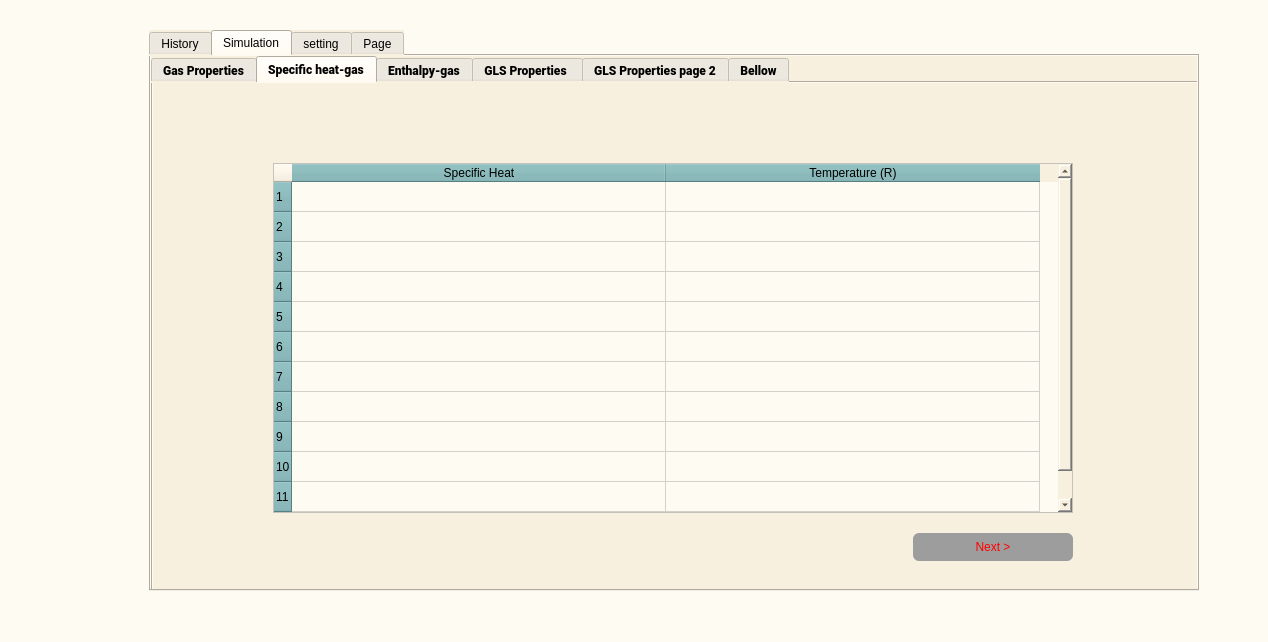
Qt form front/Apps.ui (sajadghandehari/Design-ejector-simulation-software) before a commit.
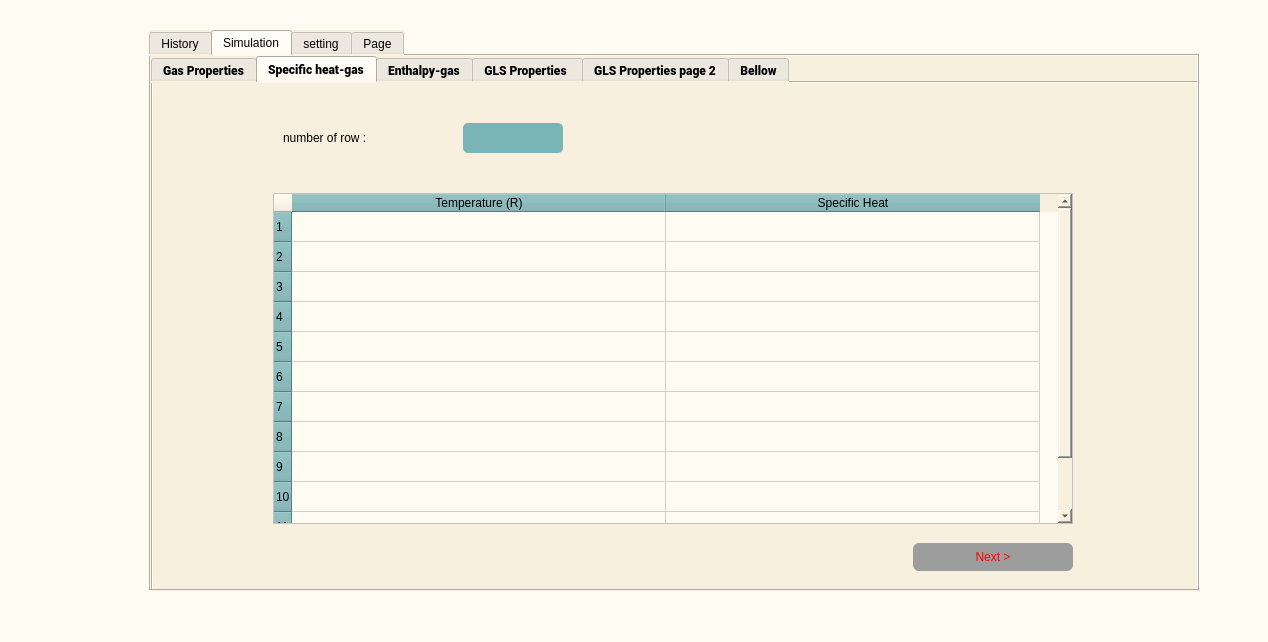
The same form after that commit. The open tabs and pages were chosen to show the change. Icons and pictures are not drawn.

Commit message: changed Heat and Enthalpy simulation page

Diff of the .ui file:
```diff
--- a/front/Apps.ui
+++ b/front/Apps.ui
@@ -511,9 +511,9 @@
         <property name="geometry">
          <rect>
           <x>120</x>
-          <y>80</y>
+          <y>110</y>
           <width>800</width>
-          <height>350</height>
+          <height>331</height>
          </rect>
         </property>
         <property name="styleSheet">
@@ -562,22 +562,22 @@
         <row/>
         <row/>
         <row/>
+        <column>
+         <property name="text">
+          <string>Temperature (R)</string>
+         </property>
+        </column>
         <column>
          <property name="text">
           <string>Specific Heat</string>
          </property>
         </column>
-        <column>
-         <property name="text">
-          <string>Temperature (R)</string>
-         </property>
-        </column>
        </widget>
        <widget class="QPushButton" name="pushButton5_2">
         <property name="geometry">
          <rect>
           <x>760</x>
-          <y>450</y>
+          <y>460</y>
           <width>160</width>
           <height>28</height>
          </rect>
@@ -596,6 +596,39 @@
          <string>Next &gt;</string>
         </property>
        </widget>
+       <widget class="QLineEdit" name="specific_heat_input">
+        <property name="geometry">
+         <rect>
+          <x>310</x>
+          <y>40</y>
+          <width>100</width>
+          <height>30</height>
+         </rect>
+        </property>
+        <property name="styleSheet">
+         <string notr="true">font: 75 8pt &quot;Calibri (Body)&quot;;
+background-color: rgb(121, 180, 183);
+color: rgb(34, 40, 49);
+border-radius:5px;
+
+
+
+</string>
+        </property>
+       </widget>
+       <widget class="QLabel" name="label_37">
+        <property name="geometry">
+         <rect>
+          <x>130</x>
+          <y>40</y>
+          <width>141</width>
+          <height>30</height>
+         </rect>
+        </property>
+        <property name="text">
+         <string>number of row :</string>
+        </property>
+       </widget>
       </widget>
       <widget class="QWidget" name="tab_5">
        <attribute name="title">
```
Left out of the diff: 50 changed lines with no effect on the pictures. The commit also changes 4 other files.
